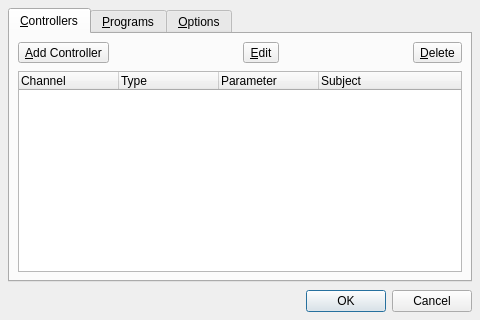
The window that src/synthv1widget_config.ui (rncbc/synthv1) describes before a commit, drawn with Qt 5.
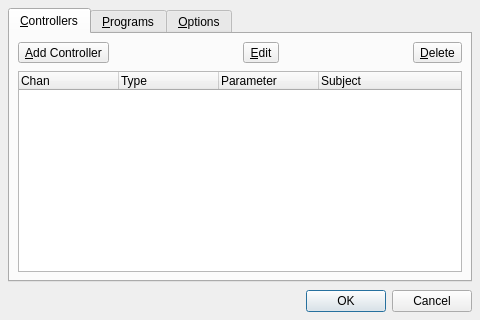
The same window after the commit. Icons and pictures are not drawn. Custom widgets are drawn as their Qt base class.

Commit message: - Ongoing controllers infra-structure introdution (7).

What changed in the file:
```diff
--- a/src/synthv1widget_config.ui
+++ b/src/synthv1widget_config.ui
@@ -147,7 +147,7 @@
          </property>
          <column>
           <property name="text">
-           <string notr="true">Channel</string>
+           <string notr="true">Chan</string>
           </property>
          </column>
          <column>
```
The commit also changes 2 other files.
